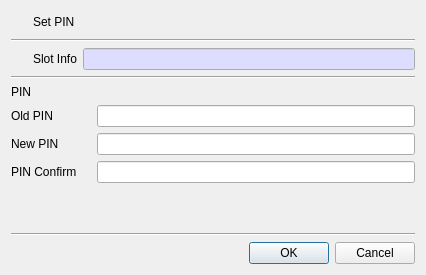
Above: CryptokiMan/set_pin_dlg.ui from jykim74/CryptokiMan before the change. Below: the same form after it.
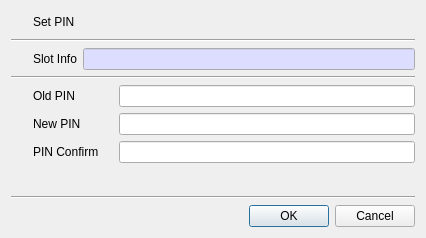
That is the form after the change. Icons and pictures are not drawn.

Patch:
```diff
--- a/CryptokiMan/set_pin_dlg.ui
+++ b/CryptokiMan/set_pin_dlg.ui
@@ -7,7 +7,7 @@
     <x>0</x>
     <y>0</y>
     <width>426</width>
-    <height>275</height>
+    <height>238</height>
    </rect>
   </property>
   <property name="windowTitle">
@@ -151,26 +151,19 @@
      </property>
     </widget>
    </item>
-   <item>
-    <widget class="QLabel" name="label_4">
-     <property name="text">
-      <string>PIN</string>
-     </property>
-    </widget>
-   </item>
    <item>
     <layout class="QGridLayout" name="gridLayout_3">
      <property name="topMargin">
       <number>0</number>
      </property>
-     <item row="0" column="1">
-      <widget class="QLineEdit" name="mOldPinText">
-       <property name="echoMode">
-        <enum>QLineEdit::Password</enum>
+     <item row="1" column="1">
+      <widget class="QLabel" name="label_8">
+       <property name="text">
+        <string>New PIN</string>
        </property>
       </widget>
      </item>
-     <item row="0" column="0">
+     <item row="0" column="1">
       <widget class="QLabel" name="label_5">
        <property name="minimumSize">
         <size>
@@ -183,31 +176,109 @@
        </property>
       </widget>
      </item>
-     <item row="1" column="1">
+     <item row="2" column="2">
+      <widget class="QLineEdit" name="mPinConfText">
+       <property name="echoMode">
+        <enum>QLineEdit::Password</enum>
+       </property>
+      </widget>
+     </item>
+     <item row="0" column="2">
+      <widget class="QLineEdit" name="mOldPinText">
+       <property name="echoMode">
+        <enum>QLineEdit::Password</enum>
+       </property>
+      </widget>
+     </item>
+     <item row="2" column="1">
+      <widget class="QLabel" name="label_9">
+       <property name="text">
+        <string>PIN Confirm</string>
+       </property>
+      </widget>
+     </item>
+     <item row="1" column="2">
       <widget class="QLineEdit" name="mNewPinText">
        <property name="echoMode">
         <enum>QLineEdit::Password</enum>
        </property>
       </widget>
      </item>
+     <item row="0" column="0">
+      <widget class="QPushButton" name="pushButton_2">
+       <property name="minimumSize">
+        <size>
+         <width>16</width>
+         <height>0</height>
+        </size>
+       </property>
+       <property name="maximumSize">
+        <size>
+         <width>16</width>
+         <height>16777215</height>
+        </size>
+       </property>
+       <property name="text">
+        <string/>
+       </property>
+       <property name="icon">
+        <iconset resource="cryptokiman.qrc">
+         <normaloff>:/images/passwd.png</normaloff>:/images/passwd.png</iconset>
+       </property>
+       <property name="flat">
+        <bool>true</bool>
+       </property>
+      </widget>
+     </item>
      <item row="1" column="0">
-      <widget class="QLabel" name="label_8">
+      <widget class="QPushButton" name="pushButton_3">
+       <property name="minimumSize">
+        <size>
+         <width>16</width>
+         <height>0</height>
+        </size>
+       </property>
+       <property name="maximumSize">
+        <size>
+         <width>16</width>
+         <height>16777215</height>
+        </size>
+       </property>
        <property name="text">
-        <string>New PIN</string>
+        <string/>
+       </property>
+       <property name="icon">
+        <iconset resource="cryptokiman.qrc">
+         <normaloff>:/images/passwd.png</normaloff>:/images/passwd.png</iconset>
+       </property>
+       <property name="flat">
+        <bool>true</bool>
        </property>
       </widget>
      </item>
      <item row="2" column="0">
-      <widget class="QLabel" name="label_9">
+      <widget class="QPushButton" name="pushButton_4">
+       <property name="minimumSize">
+        <size>
+         <width>16</width>
+         <height>0</height>
+        </size>
+       </property>
+       <property name="maximumSize">
+        <size>
+         <width>16</width>
+         <height>16777215</height>
+        </size>
+       </property>
        <property name="text">
-        <string>PIN Confirm</string>
+        <string/>
        </property>
-      </widget>
-     </item>
-     <item row="2" column="1">
-      <widget class="QLineEdit" name="mPinConfText">
-       <property name="echoMode">
-        <enum>QLineEdit::Password</enum>
+       <property name="icon">
+        <iconset resource="cryptokiman.qrc">
+         <normaloff>:/images/passwd.png</normaloff>:/images/passwd.png</iconset>
+       </property>
+       <property name="flat">
+        <bool>true</bool>
        </property>
       </widget>
      </item>
```
